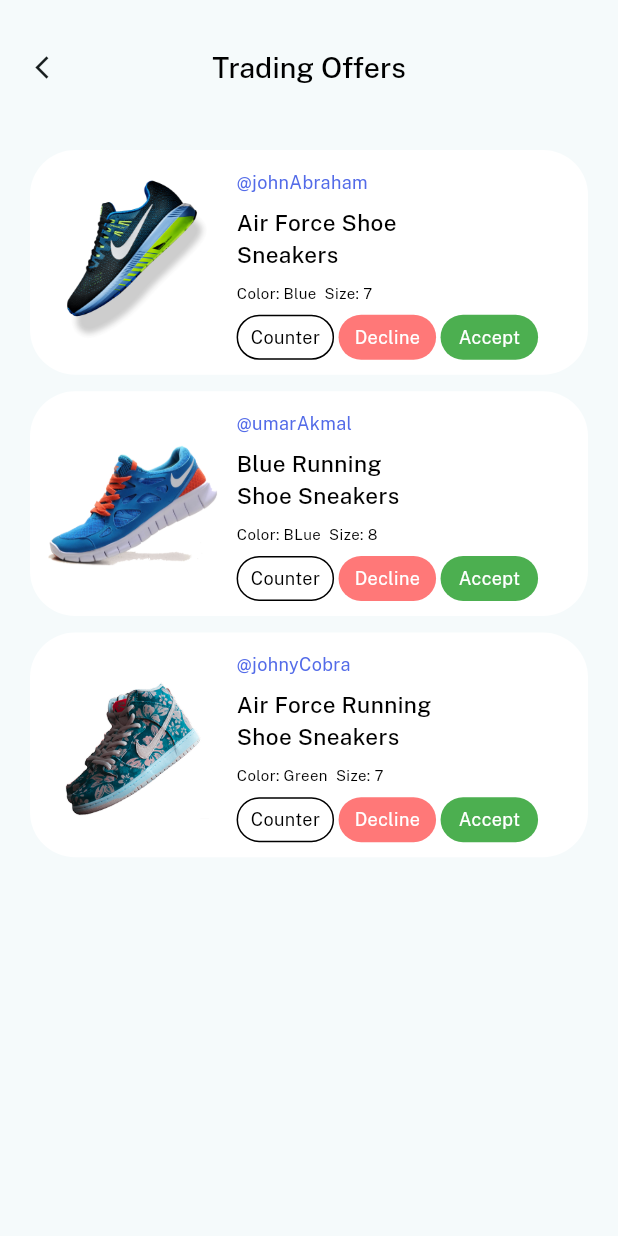
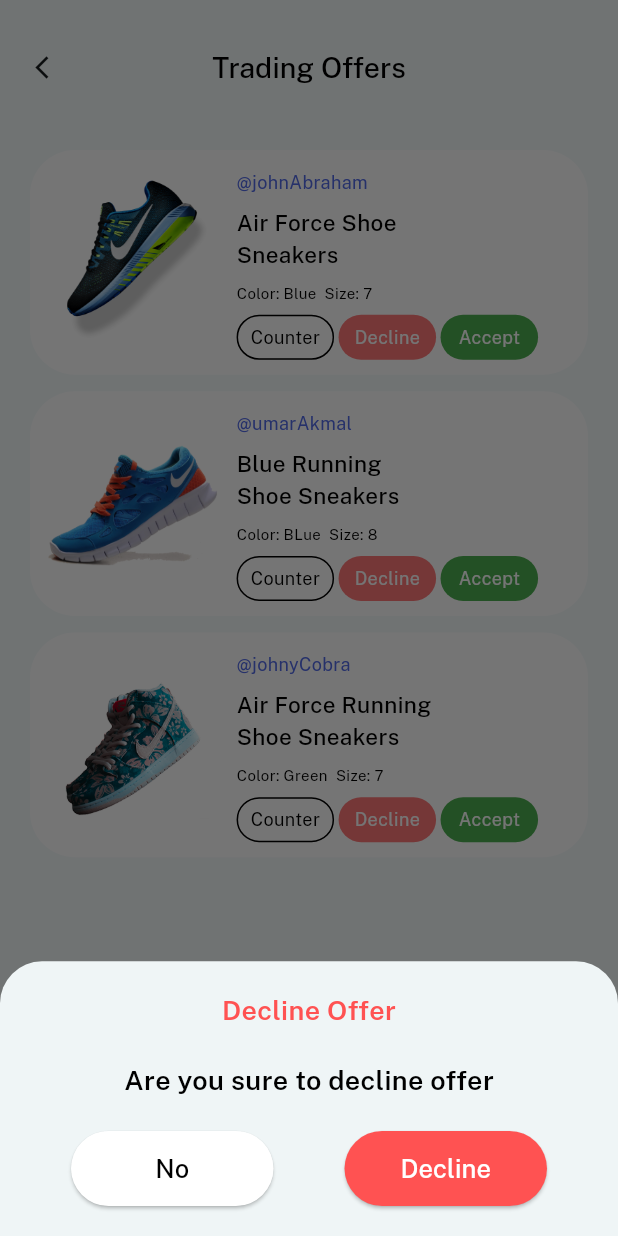
Before and after one commit to HAMZA-CH420/Shoe-Fanatic, a Flutter app: the TradingOfferScreen screen opened directly, after a tap on "Decline", on a phone screen of 412 x 824 dp. Run offline on Flutter 3.47's test engine with Material 3 defaults, Android fonts, the phone set to English and light mode, and no system bars; our stand-ins replace flutter_svg, google_fonts, iconsax, lottie, permission_handler, shared_preferences and 1 more; accounts and stored records are empty.

Commit message:
minor changes

```diff
--- a/lib/Features/TradingOffer/Widgets/custom_button.dart
+++ b/lib/Features/TradingOffer/Widgets/custom_button.dart
@@ -7,9 +7,10 @@ class CustomButtonTrade extends StatelessWidget {
       {super.key,
       required this.btnName,
       this.isTradeButton = false,
-      required this.onTap});
+      required this.onTap,
+      this.isDeclineButton = false});
   final String btnName;
-  final bool isTradeButton;
+  final bool isTradeButton, isDeclineButton;
   final VoidCallback onTap;
   @override
   Widget build(BuildContext context) {
@@ -17,14 +18,22 @@ class CustomButtonTrade extends StatelessWidget {
       onPressed: onTap,
       style: ElevatedButton.styleFrom(
         fixedSize: Size(135, 50),
-        backgroundColor: isTradeButton ? Palate.primaryColor : Colors.white,
+        backgroundColor: isDeclineButton
+            ? Colors.redAccent
+            : isTradeButton
+                ? Palate.primaryColor
+                : Colors.white,
       ),
       child: Text(
         btnName,
         style: GoogleFonts.publicSans(
           fontWeight: FontWeight.w500,
           fontSize: 17,
-          color: isTradeButton ? Colors.white : Colors.black,
+          color: isDeclineButton
+              ? Colors.white
+              : isTradeButton
+                  ? Colors.white
+                  : Colors.black,
         ),
       ),
     );
--- a/lib/Features/TradingOffer/Widgets/trading_offer_widget.dart
+++ b/lib/Features/TradingOffer/Widgets/trading_offer_widget.dart
@@ -12,8 +12,11 @@ class TradingOfferWidget extends StatelessWidget {
     required this.imageAddress,
     required this.availableColor,
     required this.availableSize,
+    required this.counterTap,
+    required this.declineTap,
   });
   final String availableSize, availableColor, brand, sellerLink, imageAddress;
+  final VoidCallback counterTap, declineTap;
   @override
   Widget build(BuildContext context) {
     final size = MediaQuery.sizeOf(context);
@@ -48,12 +51,12 @@ class TradingOfferWidget extends StatelessWidget {
                 children: [
                   Buttons(
                       btnName: "Counter",
-                      onTap: () {},
+                      onTap: counterTap,
                       areBorders: true,
                       btnColor: Colors.transparent),
                   Buttons(
                       btnName: "Decline",
-                      onTap: () {},
+                      onTap: declineTap,
                       areBorders: false,
                       btnColor: Color(0XFFFF7878)),
                   Buttons(
--- a/lib/Features/TradingOffer/trade_screen.dart
+++ b/lib/Features/TradingOffer/trade_screen.dart
@@ -134,7 +134,7 @@ class _TradeScreenState extends State<TradeScreen>
           backgroundColor: Colors.transparent,
           content: Lottie.asset(
             "assets/animations/tradeAnimation.json",
-            controller: controller, // Assign the controller
+            controller: controller,
             onLoaded: (composition) {
               // Configure the controller's duration
               controller.duration = composition.duration;
--- a/lib/Features/TradingOffer/trading_offer_screen.dart
+++ b/lib/Features/TradingOffer/trading_offer_screen.dart
@@ -1,11 +1,18 @@
 import 'package:flutter/material.dart';
 import 'package:google_fonts/google_fonts.dart';
+import 'package:shoe_fantastic/Features/TradingOffer/Widgets/custom_button.dart';
 import 'package:shoe_fantastic/Features/TradingOffer/Widgets/trading_offer_widget.dart';
 
 import '../../Ui Helper/Color Palate/color_palate.dart';
 
-class TradingOfferScreen extends StatelessWidget {
-  TradingOfferScreen({super.key});
+class TradingOfferScreen extends StatefulWidget {
+  const TradingOfferScreen({super.key});
+
+  @override
+  State<TradingOfferScreen> createState() => _TradingOfferScreenState();
+}
+
+class _TradingOfferScreenState extends State<TradingOfferScreen> {
   final List<Map<String, dynamic>> tradingData = [
     {
       "sellerLink": "@johnAbraham",
@@ -29,8 +36,10 @@ class TradingOfferScreen extends StatelessWidget {
       "shoeImageAddress": "shoe3.png",
     },
   ];
+
   @override
   Widget build(BuildContext context) {
+    final size = MediaQuery.sizeOf(context);
     return Scaffold(
       appBar: AppBar(
         toolbarHeight: 90,
@@ -57,6 +66,30 @@ class TradingOfferScreen extends StatelessWidget {
           itemCount: tradingData.length,
           itemBuilder: (context, index) {
             return TradingOfferWidget(
+              counterTap: () {
+                _showDialogue(context, size, () {
+                  setState(() {
+                    Navigator.pop(context);
+                  });
+                }, "Counter Offer", "Are you sure to Counter offer", false,
+                    "Counter");
+              },
+              declineTap: () async {
+                _showDialogue(
+                  context,
+                  size,
+                  () {
+                    setState(() {
+                      tradingData.removeAt(index);
+                      Navigator.pop(context);
+                    });
+                  },
+                  "Decline Offer",
+                  "Are you sure to decline offer",
+                  true,
+                  "Decline",
+                );
+              },
               brand: tradingData[index]["brand"],
               sellerLink: tradingData[index]["sellerLink"],
               imageAddress: tradingData[index]["shoeImageAddress"],
@@ -68,4 +101,64 @@ class TradingOfferScreen extends StatelessWidget {
       ),
     );
   }
+
+  Future _showDialogue(
+    BuildContext context,
+    var size,
+    var onTap,
+    String banner,
+    String title,
+    bool isDeclineButton,
+    String btnName,
+  ) {
+    return showModalBottomSheet(
+      context: context,
+      builder: (context) {
+        return SizedBox(
+          height: size.height / 4.5,
+          width: size.width,
+          child: Padding(
+            padding: const EdgeInsets.symmetric(vertical: 20),
+            child: Column(
+              mainAxisAlignment: MainAxisAlignment.spaceBetween,
+              children: [
+                Text(
+                  banner,
+                  style: GoogleFonts.publicSans(
+                      fontWeight: FontWeight.w600,
+                      color: isDeclineButton
+                          ? Colors.redAccent
+                          : Palate.primaryColor,
+                      fontSize: 18),
+                ),
+                Text(
+                  title,
+                  style: GoogleFonts.publicSans(
+                      fontWeight: FontWeight.w600,
+                      color: Colors.black,
+                      fontSize: 18),
+                ),
+                Row(
+                  mainAxisAlignment: MainAxisAlignment.spaceEvenly,
+                  children: [
+                    CustomButtonTrade(
+                        btnName: "No",
+                        onTap: () {
+                          Navigator.pop(context);
+                        }),
+                    CustomButtonTrade(
+                      btnName: btnName,
+                      onTap: onTap,
+                      isDeclineButton: isDeclineButton,
+                      isTradeButton: isDeclineButton ? false : true,
+                    ),
+                  ],
+                ),
+              ],
+            ),
+          ),
+        );
+      },
+    );
+  }
 }
```
